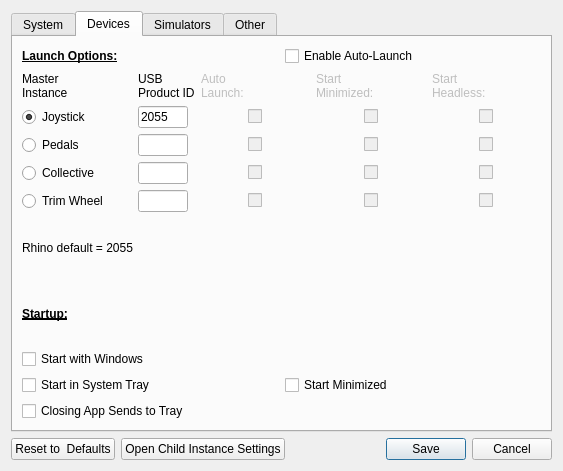
First picture: the form in SM/system_settings_new.ui, repository walmis/VPforce-TelemFFB, before the edit.
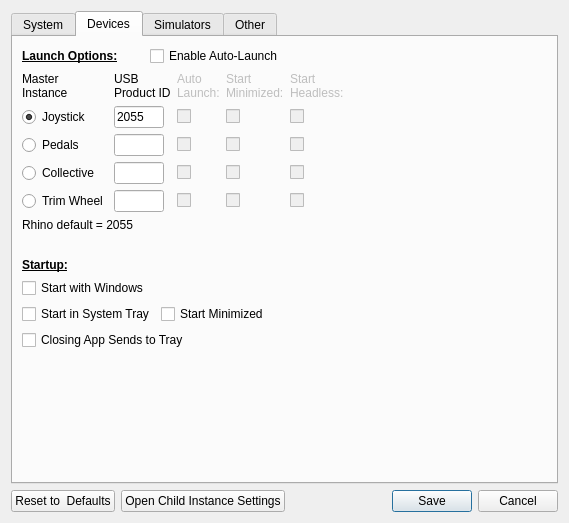
Second picture: the form after the edit. The open tabs and pages were chosen to show the change. Custom widgets are drawn as their Qt base class.

Commit message: system settings formatting

```diff
--- a/SM/system_settings_new.ui
+++ b/SM/system_settings_new.ui
@@ -6,8 +6,8 @@
    <rect>
     <x>0</x>
     <y>0</y>
-    <width>563</width>
-    <height>471</height>
+    <width>569</width>
+    <height>523</height>
    </rect>
   </property>
   <property name="windowTitle">
@@ -303,18 +303,8 @@
       <attribute name="title">
        <string>Devices</string>
       </attribute>
-      <layout class="QGridLayout" name="gridLayout_6">
-       <item row="0" column="0">
-        <layout class="QHBoxLayout" name="horizontalLayout_10">
-         <property name="spacing">
-          <number>10</number>
-         </property>
-         <item>
-          <layout class="QVBoxLayout" name="verticalLayout">
-           <property name="spacing">
-            <number>6</number>
-           </property>
-           <item>
+      <layout class="QGridLayout" name="gridLayout_4">
+       <item row="0" column="0" colspan="4">
             <layout class="QHBoxLayout" name="horizontalLayout_3">
              <item>
               <widget class="QLabel" name="labelLaunch">
@@ -344,9 +334,7 @@
              </item>
             </layout>
            </item>
-           <item>
-            <layout class="QGridLayout" name="gridLayout_4">
-             <item row="0" column="0">
+       <item row="1" column="0">
               <widget class="QLabel" name="label_9">
                <property name="sizePolicy">
                 <sizepolicy hsizetype="Preferred" vsizetype="Preferred">
@@ -360,7 +348,7 @@
                </property>
               </widget>
              </item>
-             <item row="0" column="1">
+       <item row="1" column="1">
               <widget class="QLabel" name="label_12">
                <property name="text">
                 <string>USB
@@ -371,7 +359,7 @@
                </property>
               </widget>
              </item>
-             <item row="0" column="2">
+       <item row="1" column="2">
               <widget class="QLabel" name="lab_auto_launch">
                <property name="enabled">
                 <bool>false</bool>
@@ -391,7 +379,7 @@
                </property>
               </widget>
              </item>
-             <item row="0" column="3">
+       <item row="1" column="3">
               <widget class="QLabel" name="lab_start_min">
                <property name="enabled">
                 <bool>false</bool>
@@ -405,7 +393,7 @@
                </property>
               </widget>
              </item>
-             <item row="0" column="4">
+       <item row="1" column="4">
               <widget class="QLabel" name="lab_start_headless">
                <property name="enabled">
                 <bool>false</bool>
@@ -419,7 +407,7 @@
                </property>
               </widget>
              </item>
-             <item row="1" column="0">
+       <item row="2" column="0">
               <widget class="QRadioButton" name="rb_master_j">
                <property name="text">
                 <string>Joystick</string>
@@ -429,7 +417,7 @@
                </property>
               </widget>
              </item>
-             <item row="1" column="1">
+       <item row="2" column="1">
               <widget class="QLineEdit" name="tb_pid_j">
                <property name="maximumSize">
                 <size>
@@ -442,7 +430,7 @@
                </property>
               </widget>
              </item>
-             <item row="1" column="2" alignment="Qt::AlignHCenter">
+       <item row="2" column="2">
               <widget class="QCheckBox" name="cb_al_enable_j">
                <property name="enabled">
                 <bool>false</bool>
@@ -458,7 +446,7 @@
                </property>
               </widget>
              </item>
-             <item row="1" column="3" alignment="Qt::AlignHCenter">
+       <item row="2" column="3">
               <widget class="QCheckBox" name="cb_min_enable_j">
                <property name="enabled">
                 <bool>false</bool>
@@ -477,7 +465,7 @@
                </property>
               </widget>
              </item>
-             <item row="1" column="4" alignment="Qt::AlignHCenter">
+       <item row="2" column="4">
               <widget class="QCheckBox" name="cb_headless_j">
                <property name="enabled">
                 <bool>false</bool>
@@ -496,14 +484,27 @@
                </property>
               </widget>
              </item>
-             <item row="2" column="0">
+       <item row="2" column="5">
+        <spacer name="horizontalSpacer_23">
+         <property name="orientation">
+          <enum>Qt::Horizontal</enum>
+         </property>
+         <property name="sizeHint" stdset="0">
+          <size>
+           <width>204</width>
+           <height>20</height>
+          </size>
+         </property>
+        </spacer>
+       </item>
+       <item row="3" column="0">
               <widget class="QRadioButton" name="rb_master_p">
                <property name="text">
                 <string>Pedals</string>
                </property>
               </widget>
              </item>
-             <item row="2" column="1">
+       <item row="3" column="1">
               <widget class="QLineEdit" name="tb_pid_p">
                <property name="maximumSize">
                 <size>
@@ -513,7 +514,7 @@
                </property>
               </widget>
              </item>
-             <item row="2" column="2" alignment="Qt::AlignHCenter">
+       <item row="3" column="2">
               <widget class="QCheckBox" name="cb_al_enable_p">
                <property name="enabled">
                 <bool>false</bool>
@@ -529,7 +530,7 @@
                </property>
               </widget>
              </item>
-             <item row="2" column="3" alignment="Qt::AlignHCenter">
+       <item row="3" column="3">
               <widget class="QCheckBox" name="cb_min_enable_p">
                <property name="enabled">
                 <bool>false</bool>
@@ -548,7 +549,7 @@
                </property>
               </widget>
              </item>
-             <item row="2" column="4" alignment="Qt::AlignHCenter">
+       <item row="3" column="4">
               <widget class="QCheckBox" name="cb_headless_p">
                <property name="enabled">
                 <bool>false</bool>
@@ -567,14 +568,27 @@
                </property>
               </widget>
              </item>
-             <item row="3" column="0">
+       <item row="3" column="5">
+        <spacer name="horizontalSpacer_24">
+         <property name="orientation">
+          <enum>Qt::Horizontal</enum>
+         </property>
+         <property name="sizeHint" stdset="0">
+          <size>
+           <width>204</width>
+           <height>20</height>
+          </size>
+         </property>
+        </spacer>
+       </item>
+       <item row="4" column="0">
               <widget class="QRadioButton" name="rb_master_c">
                <property name="text">
                 <string>Collective</string>
                </property>
               </widget>
              </item>
-             <item row="3" column="1">
+       <item row="4" column="1">
               <widget class="QLineEdit" name="tb_pid_c">
                <property name="maximumSize">
                 <size>
@@ -584,7 +598,7 @@
                </property>
               </widget>
              </item>
-             <item row="3" column="2" alignment="Qt::AlignHCenter">
+       <item row="4" column="2">
               <widget class="QCheckBox" name="cb_al_enable_c">
                <property name="enabled">
                 <bool>false</bool>
@@ -600,7 +614,7 @@
                </property>
               </widget>
              </item>
-             <item row="3" column="3" alignment="Qt::AlignHCenter">
+       <item row="4" column="3">
               <widget class="QCheckBox" name="cb_min_enable_c">
                <property name="enabled">
                 <bool>false</bool>
@@ -619,7 +633,7 @@
                </property>
               </widget>
              </item>
-             <item row="3" column="4" alignment="Qt::AlignHCenter">
+       <item row="4" column="4">
               <widget class="QCheckBox" name="cb_headless_c">
                <property name="enabled">
                 <bool>false</bool>
@@ -638,14 +652,27 @@
                </property>
               </widget>
              </item>
-             <item row="4" column="0">
+       <item row="4" column="5">
+        <spacer name="horizontalSpacer_25">
+         <property name="orientation">
+          <enum>Qt::Horizontal</enum>
+         </property>
+         <property name="sizeHint" stdset="0">
+          <size>
+           <width>204</width>
+           <height>20</height>
+          </size>
+         </property>
+        </spacer>
+       </item>
+       <item row="5" column="0">
               <widget class="QRadioButton" name="rb_master_t">
                <property name="text">
                 <string>Trim Wheel</string>
                </property>
               </widget>
              </item>
-             <item row="4" column="1">
+       <item row="5" column="1">
               <widget class="QLineEdit" name="tb_pid_t">
                <property name="maximumSize">
                 <size>
@@ -655,7 +682,7 @@
                </property>
               </widget>
              </item>
-             <item row="4" column="2" alignment="Qt::AlignHCenter">
+       <item row="5" column="2">
               <widget class="QCheckBox" name="cb_al_enable_t">
                <property name="enabled">
                 <bool>false</bool>
@@ -671,7 +698,7 @@
                </property>
               </widget>
              </item>
-             <item row="4" column="3" alignment="Qt::AlignHCenter">
+       <item row="5" column="3">
               <widget class="QCheckBox" name="cb_min_enable_t">
                <property name="enabled">
                 <bool>false</bool>
@@ -690,7 +717,7 @@
                </property>
               </widget>
              </item>
-             <item row="4" column="4" alignment="Qt::AlignHCenter">
+       <item row="5" column="4">
               <widget class="QCheckBox" name="cb_headless_t">
                <property name="enabled">
                 <bool>false</bool>
@@ -709,16 +736,43 @@
                </property>
               </widget>
              </item>
-            </layout>
-           </item>
-           <item>
+       <item row="5" column="5">
+        <spacer name="horizontalSpacer_26">
+         <property name="orientation">
+          <enum>Qt::Horizontal</enum>
+         </property>
+         <property name="sizeHint" stdset="0">
+          <size>
+           <width>204</width>
+           <height>20</height>
+          </size>
+         </property>
+        </spacer>
+       </item>
+       <item row="6" column="0" colspan="2">
             <widget class="QLabel" name="label_10">
              <property name="text">
               <string>Rhino default = 2055</string>
              </property>
             </widget>
            </item>
-           <item>
+       <item row="7" column="0">
+        <spacer name="verticalSpacer_9">
+         <property name="orientation">
+          <enum>Qt::Vertical</enum>
+         </property>
+         <property name="sizeType">
+          <enum>QSizePolicy::Fixed</enum>
+         </property>
+         <property name="sizeHint" stdset="0">
+          <size>
+           <width>20</width>
+           <height>20</height>
+          </size>
+         </property>
+        </spacer>
+       </item>
+       <item row="8" column="0">
             <widget class="QLabel" name="labelSystem_2">
              <property name="font">
               <font>
@@ -731,7 +785,7 @@
              </property>
             </widget>
            </item>
-           <item>
+       <item row="9" column="0" colspan="4">
             <layout class="QGridLayout" name="gridLayout_5">
              <property name="verticalSpacing">
               <number>6</number>
@@ -766,9 +820,18 @@
              </item>
             </layout>
            </item>
-          </layout>
-         </item>
-        </layout>
+       <item row="10" column="0">
+        <spacer name="verticalSpacer_10">
+         <property name="orientation">
+          <enum>Qt::Vertical</enum>
+         </property>
+         <property name="sizeHint" stdset="0">
+          <size>
+           <width>20</width>
+           <height>88</height>
+          </size>
+         </property>
+        </spacer>
        </item>
       </layout>
      </widget>
```
Left out of the diff: 127 changed lines with no effect on the pictures. Lines whose indentation alone changed are shown as unchanged. The commit also changes 6 other files.
